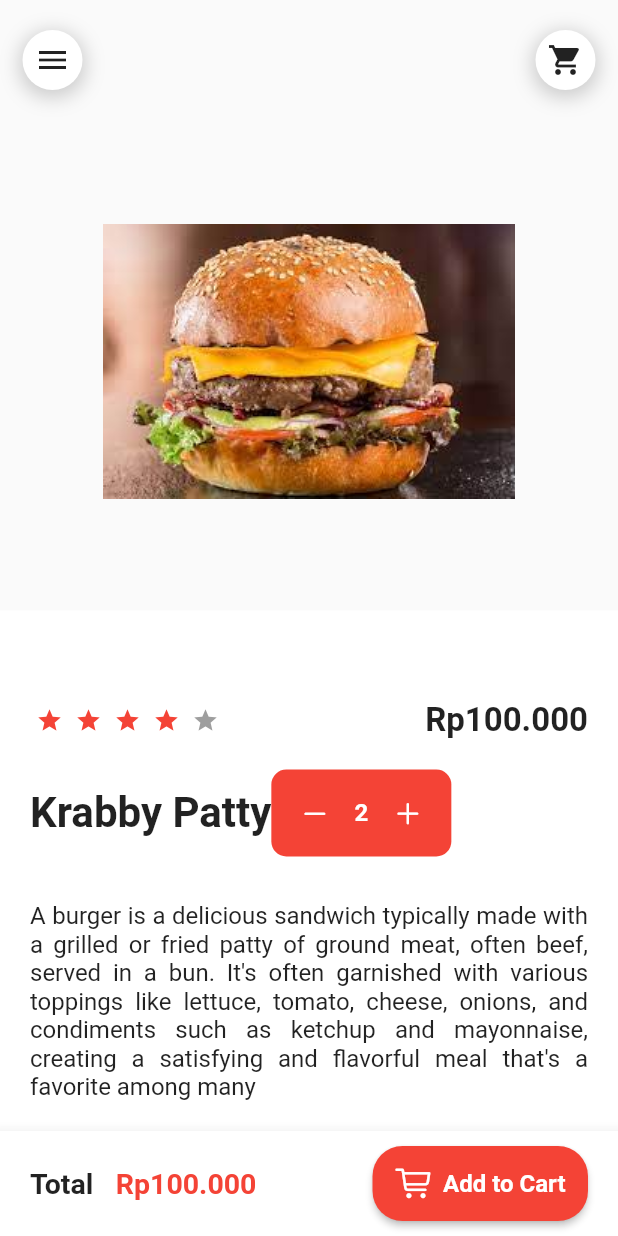
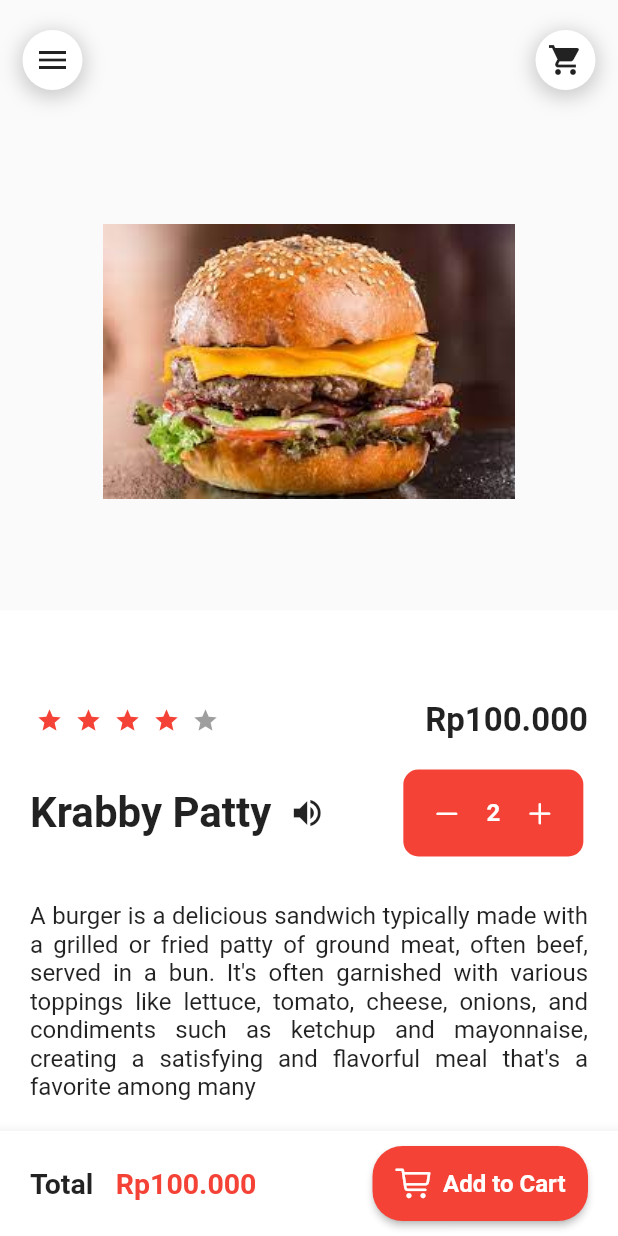
Before and after one commit to nichotacos/PBP_2_Restaurant_Private, a Flutter app: the itemPageBurger screen opened directly, after a tap on an icon or button, on a phone screen of 412 x 824 dp. Run offline on Flutter 3.47's test engine with Material 2 defaults, Android fonts, the phone set to English and light mode, and no system bars; drawn by our look-alikes of flutter_rating_bar; our stand-ins replace flutter_slidable, flutter_tts, smooth_page_indicator, sqflite; missing offline and left inert: checkbox_formfield, clippy_flutter; accounts and stored records are empty.

Commit message:
update text to speech

```diff
--- a/lib/view/menu/itemPageBurger.dart
+++ b/lib/view/menu/itemPageBurger.dart
@@ -2,6 +2,7 @@ import 'package:clippy_flutter/arc.dart';
 import 'package:flutter/cupertino.dart';
 import 'package:flutter/material.dart';
 import 'package:flutter_rating_bar/flutter_rating_bar.dart';
+import 'package:flutter_tts/flutter_tts.dart';
 import 'package:pbp_2_restaurant/appBar/appbarView.dart';
 import 'package:pbp_2_restaurant/database/sql_helper_chart.dart';
 
@@ -21,7 +22,28 @@ class itemPageBurger extends StatefulWidget {
 }
 
 class _itemPageBurgerState extends State<itemPageBurger> {
+  final FlutterTts fLutterTts = FlutterTts();
   TextEditingController controllerQuantity = TextEditingController();
+  List<Map<String, dynamic>> chart = [];
+  var desc =
+      "A burger is a delicious sandwich typically made with a grilled or fried patty of ground meat, often beef, served in a bun. It's often garnished with various toppings like lettuce, tomato, cheese, onions, and condiments such as ketchup and mayonnaise, creating a satisfying and flavorful meal that's a favorite among many";
+  speak(String text) async {
+    await fLutterTts.setLanguage("en-US");
+    await fLutterTts.setPitch(1);
+    await fLutterTts.speak(text);
+  }
+
+  void initState() {
+    super.initState();
+    refresh(); // Panggil refresh saat halaman dimuat
+  }
+
+  Future<void> refresh() async {
+    final data = await SQLHelper.getChart();
+    setState(() {
+      chart = data;
+    });
+  }
 
   void incrementCounter() {
     setState(() {
@@ -120,6 +142,11 @@ class _itemPageBurgerState extends State<itemPageBurger> {
                                 fontWeight: FontWeight.bold,
                               ),
                             ),
+                            IconButton(
+                              icon: const Icon(Icons.volume_up),
+                              onPressed: () => speak(desc),
+                            ),
+                            SizedBox(width: 40),
                             Container(
                               width: 120,
                               padding: EdgeInsets.all(5),
@@ -164,14 +191,18 @@ class _itemPageBurgerState extends State<itemPageBurger> {
                           ],
                         ),
                       ),
-                      const Padding(
+                      Padding(
                         padding: EdgeInsets.symmetric(
                           vertical: 10,
                         ),
-                        child: Text(
-                          "A burger is a delicious sandwich typically made with a grilled or fried patty of ground meat, often beef, served in a bun. It's often garnished with various toppings like lettuce, tomato, cheese, onions, and condiments such as ketchup and mayonnaise, creating a satisfying and flavorful meal that's a favorite among many",
-                          style: TextStyle(fontSize: 16),
-                          textAlign: TextAlign.justify,
+                        child: Column(
+                          children: [
+                            Text(
+                              desc,
+                              style: TextStyle(fontSize: 16),
+                              textAlign: TextAlign.justify,
+                            ),
+                          ],
                         ),
                       ),
                       const Padding(
--- a/pubspec.yaml
+++ b/pubspec.yaml
@@ -17,6 +17,7 @@ dependencies:
   clippy_flutter: ^2.0.0-nullsafety.1
   cupertino_icons: ^1.0.2
   flutter_rating_bar: ^4.0.1
+  flutter_tts: ^3.2.2
 
 dev_dependencies:
   flutter_test:
```
Also changed, not shown: lib/view/menu/itemPageFrenchFries.dart (+18 -2 lines), lib/view/menu/itemPagePizza.dart (+18 -2 lines), lib/view/menu/itemPageSpaghetti.dart (+17 -2 lines), 4 other files.
